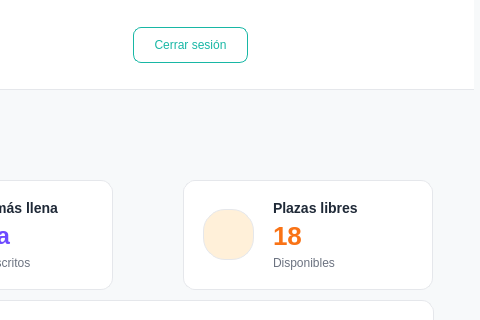
This is Proyecto/src/vista/Ui/interfaz_entrenador_ocupacionClases.ui in smonts01/Ingenieria-del-software as Qt 5 draws it before an edit; both pictures show x 727 to 1207 and y 0 to 320 of the 1207 by 700 pixel window. The edited form follows.
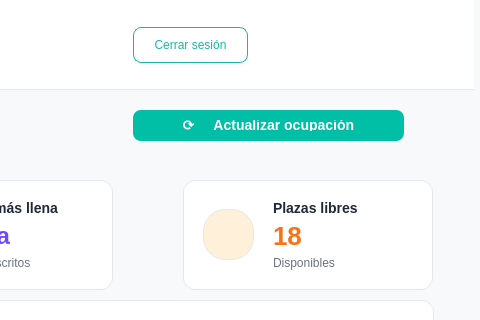
This is the edited form. Icons and pictures are not drawn.

What changed in the file:
```diff
--- a/Proyecto/src/vista/Ui/interfaz_entrenador_ocupacionClases.ui
+++ b/Proyecto/src/vista/Ui/interfaz_entrenador_ocupacionClases.ui
@@ -1624,6 +1624,38 @@
       </property>
      </widget>
     </widget>
+    <widget class="QPushButton" name="pushButton">
+     <property name="geometry">
+      <rect>
+       <x>640</x>
+       <y>20</y>
+       <width>271</width>
+       <height>31</height>
+      </rect>
+     </property>
+     <property name="styleSheet">
+      <string notr="true">QPushButton {
+    background-color: #00BFA6;
+    color: white;
+    border: none;
+    border-radius: 8px;
+    font-size: 14px;
+    font-weight: bold;
+    padding: 10px;
+}
+
+QPushButton:hover {
+    background-color: #009E8A;
+}
+
+QPushButton:pressed {
+    background-color: #008C7A;
+}</string>
+     </property>
+     <property name="text">
+      <string>⟳     Actualizar ocupación</string>
+     </property>
+    </widget>
     <zorder>label_19</zorder>
     <zorder>label_18</zorder>
     <zorder>lblBienvenida</zorder>
```
Left out of the diff: 21 changed lines with no effect on the pictures.
